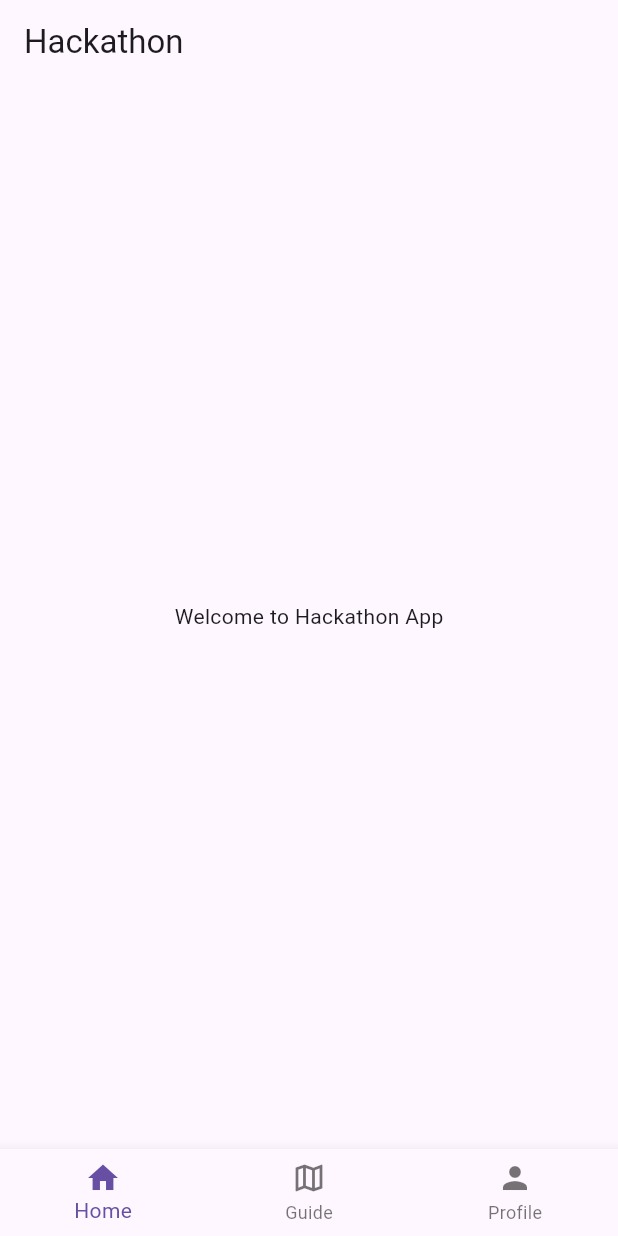
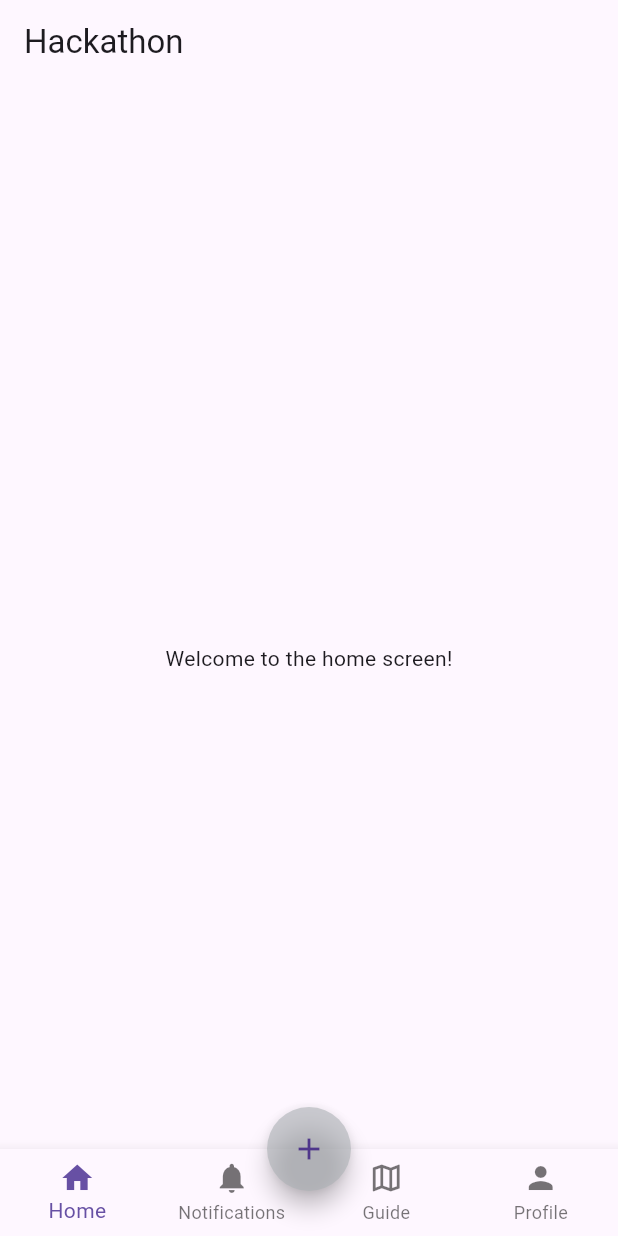
Before and after one commit to Quinxie51/ExpiRo-App, a Flutter app: the screen it shows after launch, on a phone screen of 412 x 824 dp. Run offline on Flutter 3.47's test engine with Material 3 defaults, Android fonts, the phone set to English and light mode, and no system bars.

Commit message:
made seperate files for each page and added the feature to switch between them

```diff
--- /dev/null
+++ b/lib/home.dart
@@ -0,0 +1,16 @@
+import 'package:flutter/material.dart';
+
+class MyHomeScreen extends StatelessWidget {
+  const MyHomeScreen({super.key});
+  @override
+  Widget build(BuildContext context) {
+    return Scaffold(
+      appBar: AppBar(
+
+      ),
+      body: const Center(
+        child: Text('Welcome to the home screen!'),
+      ),
+    );
+  }
+}
--- a/lib/main.dart
+++ b/lib/main.dart
@@ -1,12 +1,25 @@
 import 'package:flutter/material.dart';
+import 'home.dart';
+import 'notifications.dart';
+import 'guide.dart';
+import 'profile.dart';
 
 void main() {
   runApp(MyApp());
 }
+class MyApp extends StatefulWidget {
+  @override
+  _MyAppState createState() => _MyAppState();
+}
 
-class MyApp extends StatelessWidget {
-  const MyApp({Key? key}) : super(key: key);
-  @override
+
+class _MyAppState extends State<MyApp> {
+  int _selectedIndex = 0;
+  void _onItemTapped(int index) {
+  setState(() {
+    _selectedIndex = index;
+  });
+  }
   Widget build(BuildContext context) {
     return MaterialApp(
       title: 'Hackathon App',
@@ -17,27 +30,56 @@
         appBar: AppBar(
           title: Text('Hackathon'),
         ),
-        bottomNavigationBar: BottomNavigationBar(
-          items: const <BottomNavigationBarItem>[
-            BottomNavigationBarItem(
-              icon: Icon(Icons.home),
-              label: 'Home',
-            ),
+      floatingActionButton: _buildFloatingActionButton(), // Add the FAB here
+      floatingActionButtonLocation: FloatingActionButtonLocation.centerDocked, // Position the FAB in the center
+      bottomNavigationBar: BottomNavigationBar(
+        type: BottomNavigationBarType.fixed,
+        items: _items,
+        currentIndex: _selectedIndex,
+        onTap: _onItemTapped,
 
-            BottomNavigationBarItem(
-              icon: Icon(Icons.map_outlined),
-              label: 'Guide',
-            ),
-            BottomNavigationBarItem(
-              icon: Icon(Icons.person),
-              label: 'Profile',
-            ),
-          ],
         ),
-        body: Container(
-          child: Center(child: const Text('Welcome to Hackathon App')),
+      body: IndexedStack(
+        index: _selectedIndex,
+        children: const [
+          MyHomeScreen(),
+          MyNotificationsScreen(),
+          MyGuideScreen(),
+          MyProfileScreen(),
+        ],
         ),
       ),
     );
   }
 }
+
+// bottom navigation bar items
+final List<BottomNavigationBarItem> _items = [
+  const BottomNavigationBarItem(
+    icon: Icon(Icons.home),
+    label: 'Home',
+  ),
+  const BottomNavigationBarItem(
+    icon: Icon(Icons.notifications),
+    label: 'Notifications',
+  ),
+  const BottomNavigationBarItem(
+    icon: Icon(Icons.map_outlined),
+    label: 'Guide',
+  ),
+  const BottomNavigationBarItem(
+    icon: Icon(Icons.person),
+    label: 'Profile',
+  ),
+];
+
+Widget _buildFloatingActionButton() {
+  return FloatingActionButton(
+    onPressed: () {
+      // Add your button press action here
+    },
+    backgroundColor: Color.fromARGB(150, 171, 176, 180),
+    shape: const CircleBorder(),
+    child: const Icon(Icons.add),
+  );
+}
```
Also changed, not shown: lib/guide.dart (added, +16 -0 lines), lib/notifications.dart (added, +16 -0 lines), lib/profile.dart (added, +16 -0 lines).
